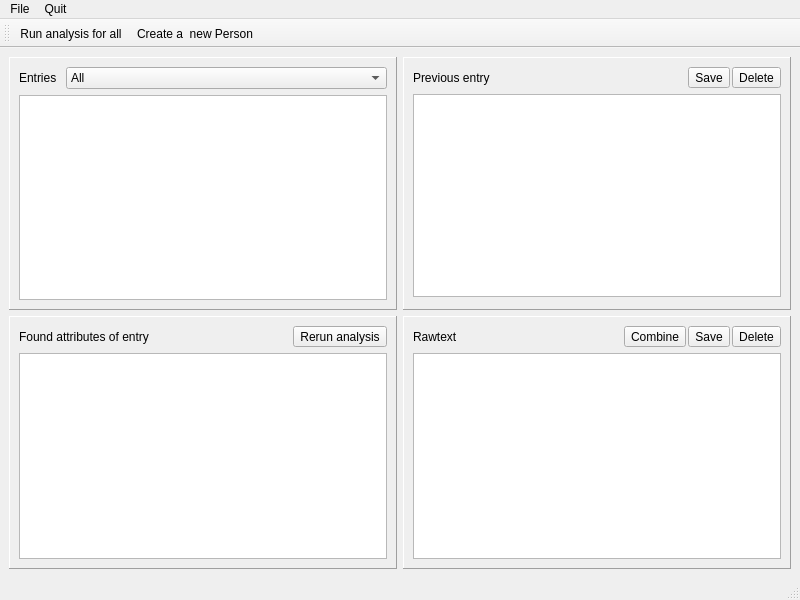
Old version of the form dataprocessing/qtgui/layouts/mainwindow.ui in the repository Learning-from-our-past/kaira-core.
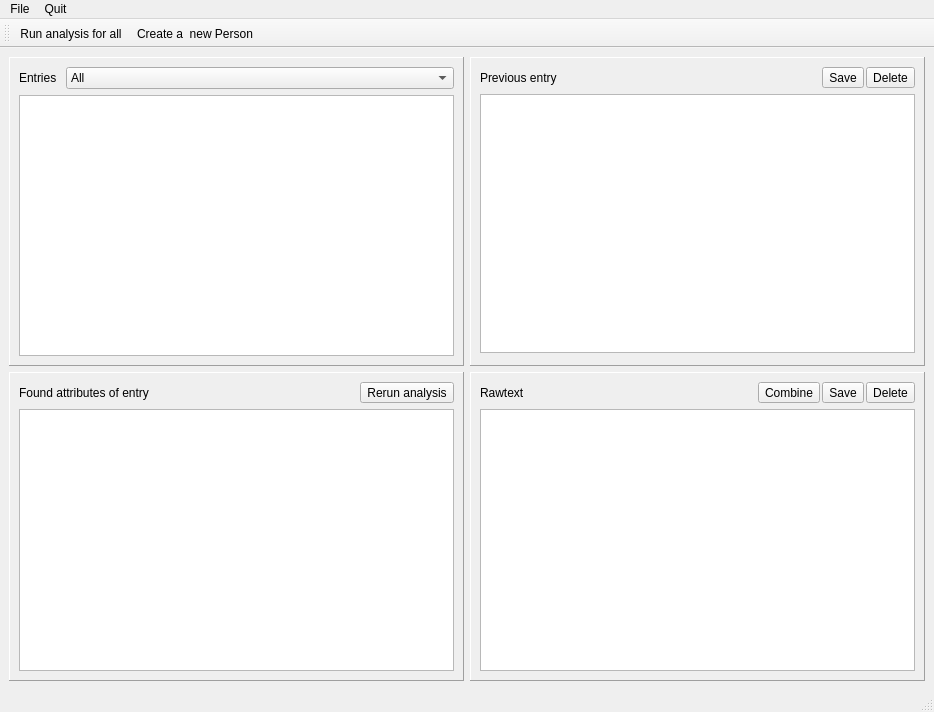
New version of the form. Custom widgets are drawn as their Qt base class.

Commit message: Added first version of the table to show the attributes extracted from each item. There is some problems in how to represent nested structures, such as wife data. Maybe treewidget would be a better choice?

Diff of the .ui file:
```diff
--- a/dataprocessing/qtgui/layouts/mainwindow.ui
+++ b/dataprocessing/qtgui/layouts/mainwindow.ui
@@ -6,8 +6,8 @@
    <rect>
     <x>0</x>
     <y>0</y>
-    <width>800</width>
-    <height>600</height>
+    <width>934</width>
+    <height>712</height>
    </rect>
   </property>
   <property name="windowTitle">
@@ -189,7 +189,20 @@
           </layout>
          </item>
          <item>
-          <widget class="QTableView" name="tableView"/>
+          <widget class="EntryTableView" name="tableView">
+           <property name="alternatingRowColors">
+            <bool>true</bool>
+           </property>
+           <property name="sortingEnabled">
+            <bool>true</bool>
+           </property>
+           <attribute name="horizontalHeaderCascadingSectionResizes">
+            <bool>false</bool>
+           </attribute>
+           <attribute name="horizontalHeaderStretchLastSection">
+            <bool>false</bool>
+           </attribute>
+          </widget>
          </item>
         </layout>
        </widget>
@@ -291,7 +304,7 @@
     <rect>
      <x>0</x>
      <y>0</y>
-     <width>800</width>
+     <width>934</width>
      <height>21</height>
     </rect>
    </property>
@@ -404,7 +417,12 @@
   <customwidget>
    <class>EntriesListView</class>
    <extends>QListView</extends>
-   <header>entriesModels.h</header>
+   <header>qtgui/entriesModels.h</header>
+  </customwidget>
+  <customwidget>
+   <class>EntryTableView</class>
+   <extends>QTableView</extends>
+   <header>qtgui/entrytable.h</header>
   </customwidget>
  </customwidgets>
  <resources/>
```
The commit also changes 6 other files.
